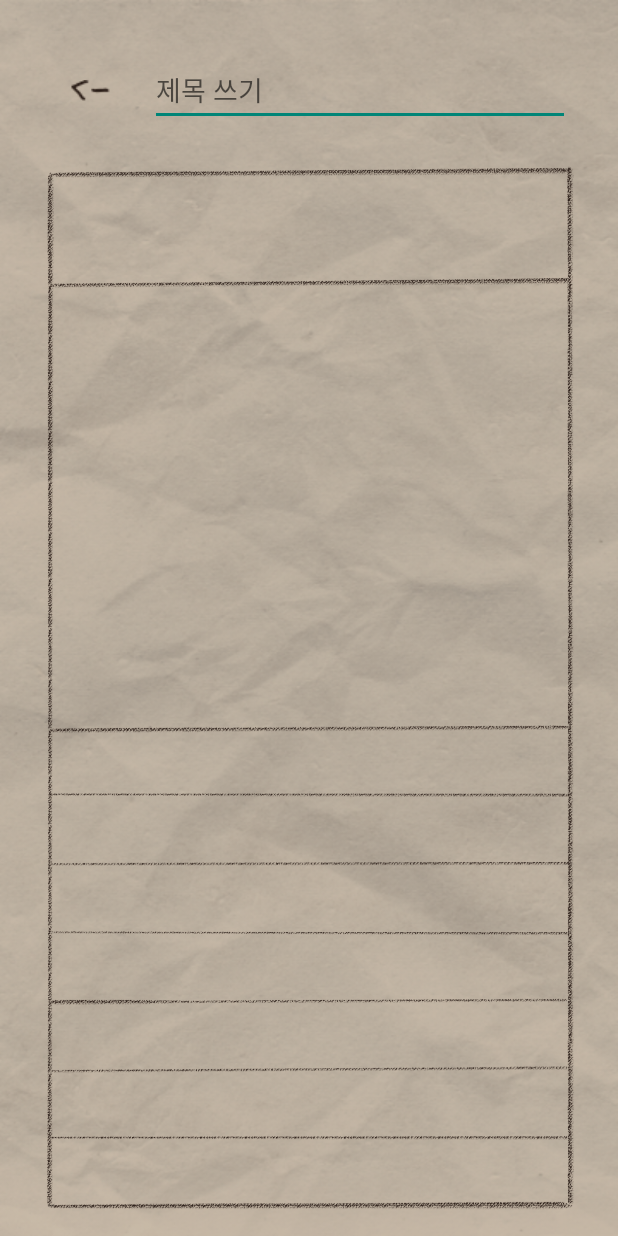
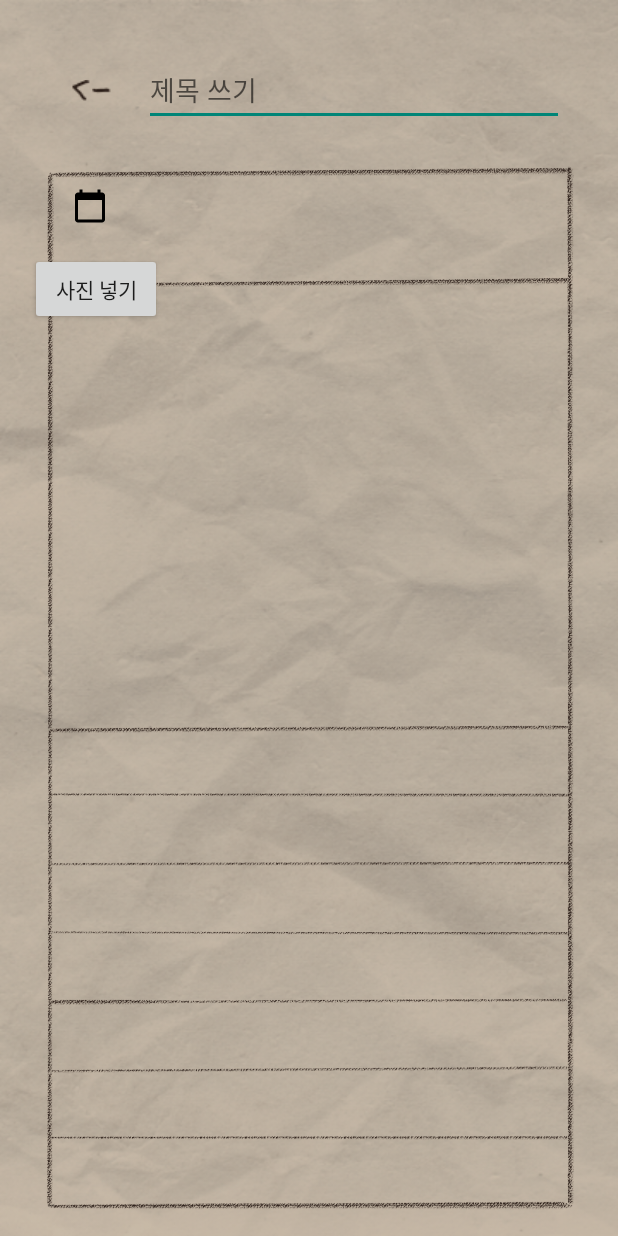
Before and after one commit to UzzerDiyonce/once, an Android app: the DiaryActivity screen opened directly, with no data from a screen before it, on a phone screen of 412 x 824 dp. Run offline under Robolectric (Android 15) with nearby library versions, the phone set to English and light mode, and no system bars.

Commit message:
temporary commit
add png sources

```diff
--- /dev/null
+++ b/app/src/main/res/drawable/ic_baseline_calendar_today_24.xml
@@ -0,0 +1,5 @@
+<vector android:height="24dp" android:tint="#000000"
+    android:viewportHeight="24" android:viewportWidth="24"
+    android:width="24dp" xmlns:android="http://schemas.android.com/apk/res/android">
+    <path android:fillColor="@android:color/white" android:pathData="M20,3h-1L19,1h-2v2L7,3L7,1L5,1v2L4,3c-1.1,0 -2,0.9 -2,2v16c0,1.1 0.9,2 2,2h16c1.1,0 2,-0.9 2,-2L22,5c0,-1.1 -0.9,-2 -2,-2zM20,21L4,21L4,8h16v13z"/>
+</vector>
--- /dev/null
+++ b/app/src/main/res/drawable/radio_cloudy.xml
@@ -0,0 +1,5 @@
+<?xml version="1.0" encoding="utf-8"?>
+<selector xmlns:android="http://schemas.android.com/apk/res/android">
+    <item android:state_checked="false" android:drawable="@drawable/cloudy"/>
+    <item android:state_checked="true" android:drawable="@drawable/cloudy_colored"/>
+</selector>
--- /dev/null
+++ b/app/src/main/res/drawable/radio_rainy.xml
@@ -0,0 +1,5 @@
+<?xml version="1.0" encoding="utf-8"?>
+<selector xmlns:android="http://schemas.android.com/apk/res/android">
+    <item android:state_checked="false" android:drawable="@drawable/rainy"/>
+    <item android:state_checked="true" android:drawable="@drawable/rainy_colored"/>
+</selector>
--- /dev/null
+++ b/app/src/main/res/drawable/radio_snowy.xml
@@ -0,0 +1,5 @@
+<?xml version="1.0" encoding="utf-8"?>
+<selector xmlns:android="http://schemas.android.com/apk/res/android">
+    <item android:state_checked="false" android:drawable="@drawable/snowy"/>
+    <item android:state_checked="true" android:drawable="@drawable/snowy_colored"/>
+</selector>
--- /dev/null
+++ b/app/src/main/res/drawable/radio_sunny.xml
@@ -0,0 +1,5 @@
+<?xml version="1.0" encoding="utf-8"?>
+<selector xmlns:android="http://schemas.android.com/apk/res/android">
+    <item android:state_checked="false" android:drawable="@drawable/sunny"/>
+    <item android:state_checked="true" android:drawable="@drawable/sunny_colored"/>
+</selector>
--- a/app/src/main/res/layout/activity_diary.xml
+++ b/app/src/main/res/layout/activity_diary.xml
@@ -12,13 +12,14 @@
     android:background="@drawable/loadback"
     tools:context=".DiaryActivity">
 
-    <androidx.constraintlayout.widget.ConstraintLayout
+    <!--상단 툴바: 뒤로가기 버튼 및 제목 작성란-->
+    <LinearLayout
         android:layout_width="match_parent"
         android:layout_height="80dp">
 
         <ImageButton
             android:id="@+id/leftArrowBtn"
-            android:layout_width="wrap_content"
+            android:layout_width="48dp"
             android:layout_height="48dp"
             android:layout_gravity="center_vertical"
             android:layout_marginStart="16dp"
@@ -36,22 +37,65 @@
             android:id="@+id/edtTitle"
             android:layout_width="280dp"
             android:layout_height="wrap_content"
+            android:layout_marginStart="10dp"
+            android:layout_marginEnd="16dp"
+            android:layout_gravity="center_vertical"
             android:hint="제목 쓰기"
             android:minWidth="48dp"
             android:minHeight="48dp"
             app:layout_constraintBottom_toBottomOf="parent"
             app:layout_constraintStart_toEndOf="@+id/leftArrowBtn"
-            android:layout_marginRight="16dp"
-            android:layout_marginStart="16dp"
             app:layout_constraintTop_toTopOf="parent" />
+    </LinearLayout>
 
-    </androidx.constraintlayout.widget.ConstraintLayout>
+    <!-- 본문: 내용 작성란 -->
+    <ScrollView
+        android:layout_width="match_parent"
+        android:layout_height="wrap_content"
+        android:background="@drawable/diarylayout"
+        android:orientation="horizontal">
+        <LinearLayout
+            android:layout_width="match_parent"
+            android:layout_height="wrap_content"
+            android:orientation="vertical">
+            <!-- 상단: 날짜 및 날씨 -->
+            <RelativeLayout
+                android:layout_width="match_parent"
+                android:layout_height="55dp"
+                android:layout_marginTop="13dp">
+                <!-- 날짜 표시 -->
+                <TextView
+                    android:layout_width="wrap_content"
+                    android:layout_height="wrap_content"
+                    />
+                <!-- 날짜 선택 -->
+                <ImageButton
+                    android:id="@+id/dateBtn"
+                    android:layout_width="48dp"
+                    android:layout_height="48dp"
+                    android:layout_marginLeft="16dp"
+                    android:background="@android:color/transparent"
+                    app:layout_constraintBottom_toBottomOf="parent"
+                    app:layout_constraintEnd_toEndOf="parent"
+                    app:layout_constraintHorizontal_bias="0.287"
+                    app:layout_constraintStart_toStartOf="parent"
+                    app:layout_constraintTop_toTopOf="parent"
+                    app:layout_constraintVertical_bias="0.0"
+                    app:srcCompat="@drawable/ic_baseline_calendar_today_24"
+                    tools:ignore="SpeakableTextPresentCheck,DuplicateClickableBoundsCheck" />
+            </RelativeLayout>
+            <RelativeLayout
+                android:layout_width="match_parent"
+                android:layout_height="wrap_content">
+                <Button
+                    android:layout_width="wrap_content"
+                    android:layout_height="wrap_content"
+                    android:text="사진 넣기" />
 
-    <ImageView
-        android:layout_width="match_parent"
-        android:layout_height="match_parent"
-        android:background="@drawable/diarylayout" >
+            </RelativeLayout>
+        </LinearLayout>
+    </ScrollView>
 
-    </ImageView>
+
 
 </LinearLayout>
```
Also changed, not shown: app/src/main/res/drawable/cloudy.png (added), app/src/main/res/drawable/cloudy_colored.png (added), app/src/main/res/drawable/rainy.png (added), app/src/main/res/drawable/rainy_colored.png (added), app/src/main/res/drawable/snowy.png (added), app/src/main/res/drawable/snowy_colored.png (added), app/src/main/res/drawable/sunny.png (added), app/src/main/res/drawable/sunny_colored.png (added).
